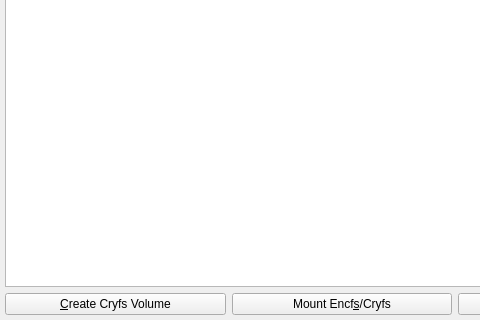
This is src/cryfs-gui.ui in mhogomchungu/cryfs-gui as Qt 5 draws it before an edit; both pictures show x 0 to 480 and y 157 to 477 of the 910 by 477 pixel window. The edited form follows.
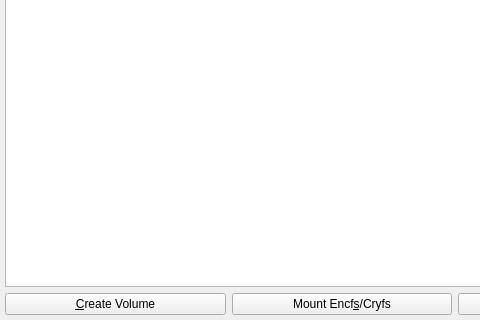
This is the edited form. Icons and pictures are not drawn.

The edit to the form file:
```diff
--- a/src/cryfs-gui.ui
+++ b/src/cryfs-gui.ui
@@ -92,7 +92,7 @@
         <item>
          <widget class="QPushButton" name="pbcreate">
           <property name="text">
-           <string>&amp;Create Cryfs Volume</string>
+           <string>&amp;Create Volume</string>
           </property>
           <property name="autoDefault">
            <bool>false</bool>
```
